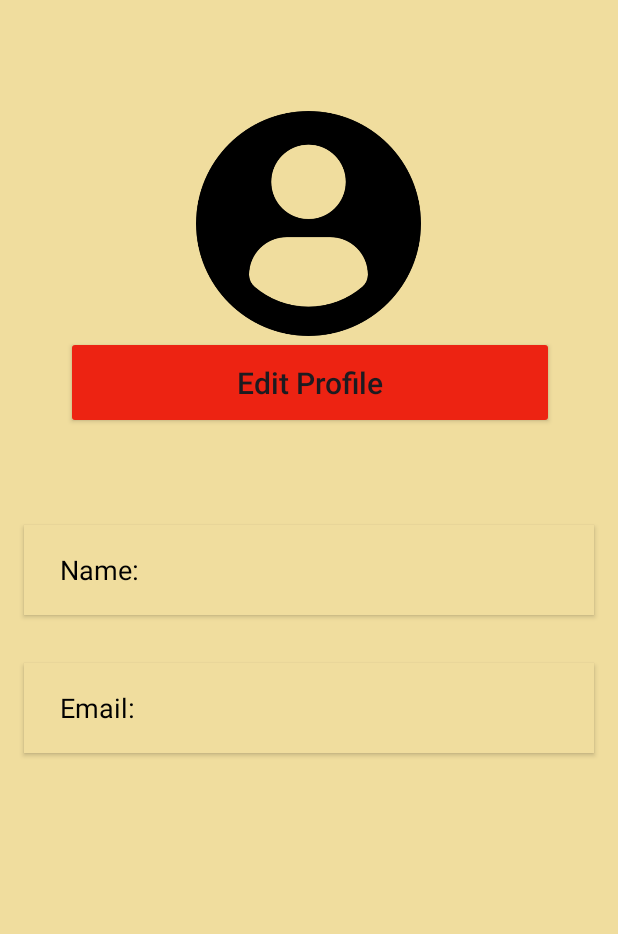
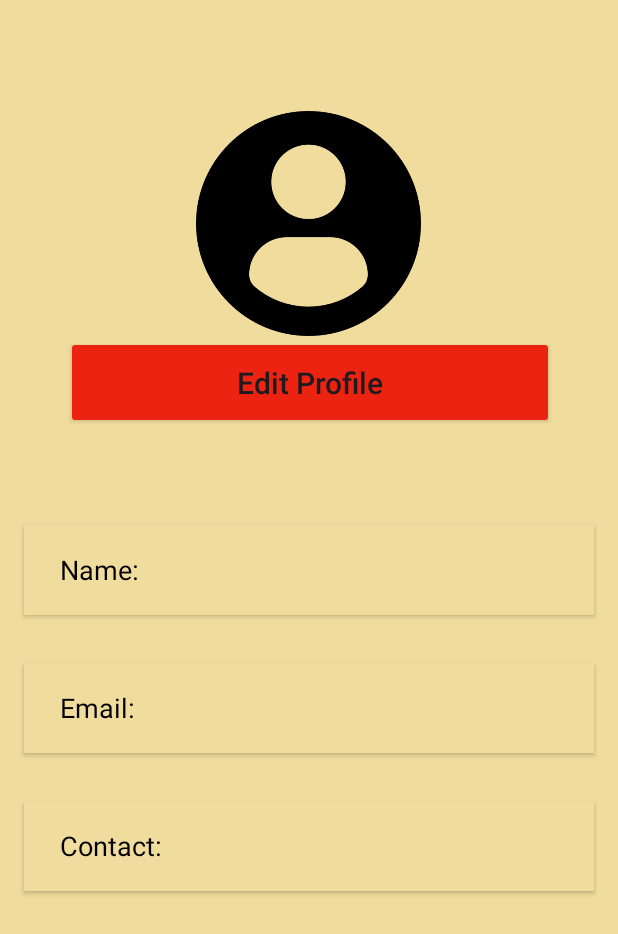
Before and after one commit to Pravesh-Shrestha/KARYA-CONNECT-NEPAL, an Android app: the fragment FreelancerProfileFragment shown on its own in the app's theme, on a phone screen of 412 x 824 dp. Shown: the top 934 px of the screen. Run offline under Robolectric (Android 15) with nearby library versions, the phone set to English and light mode, and no system bars; our stand-ins replace Firebase (no records; nobody signed in at launch, a user with empty details on screens opened directly); libraries missing offline, so code that uses them is left out: com.cloudinary.

Commit message:
freelancerprofile

```diff
--- a/app/src/main/res/layout/fragment_freelancer_profile.xml
+++ b/app/src/main/res/layout/fragment_freelancer_profile.xml
@@ -101,6 +101,37 @@
 
         </LinearLayout>
 
+        <LinearLayout
+            android:layout_width="match_parent"
+            android:layout_height="60dp"
+            android:layout_marginLeft="10dp"
+            android:layout_marginTop="32dp"
+            android:layout_marginRight="10dp"
+            android:layout_marginBottom="10dp"
+            android:background="#F0DD9E"
+            android:elevation="2dp"
+            android:gravity="center_vertical"
+            android:orientation="horizontal"
+            android:paddingStart="16dp"
+            android:paddingEnd="16dp">
+
+            <TextView
+                android:layout_width="20dp"
+                android:layout_height="wrap_content"
+                android:layout_marginLeft="8dp"
+                android:layout_weight="1"
+                android:text="Contact:"
+                android:textColor="@color/black"
+                android:textSize="18dp" />
+
+            <TextView
+                android:id="@+id/textViewContact"
+                android:layout_width="wrap_content"
+                android:layout_height="wrap_content"
+                android:layout_weight="1"
+                android:textSize="18dp" />
+
+        </LinearLayout>
 
 
     </LinearLayout>
```
